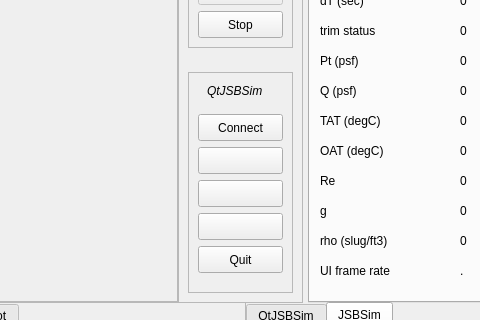
First picture: the form in src/MainWindow.ui, repository xfahad100/aeroprecinyx, before the edit; both pictures show x 232 to 712 and y 108 to 428 of the 1024 by 768 pixel window.
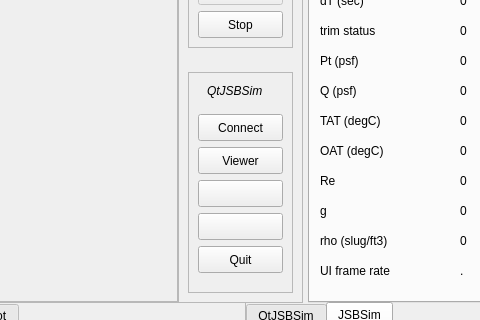
Second picture: the form after the edit. Custom widgets are drawn as their Qt base class.

Commit message: Added QWebView/Cesium viewer project.

What changed in the file:
```diff
--- a/src/MainWindow.ui
+++ b/src/MainWindow.ui
@@ -177,7 +177,7 @@
        </rect>
       </property>
       <property name="text">
-       <string/>
+       <string>Viewer</string>
       </property>
      </widget>
      <widget class="QPushButton" name="pushButton_6">
```
Left out of the diff: 2 changed lines with no effect on the pictures. The commit also changes 3 other files.
